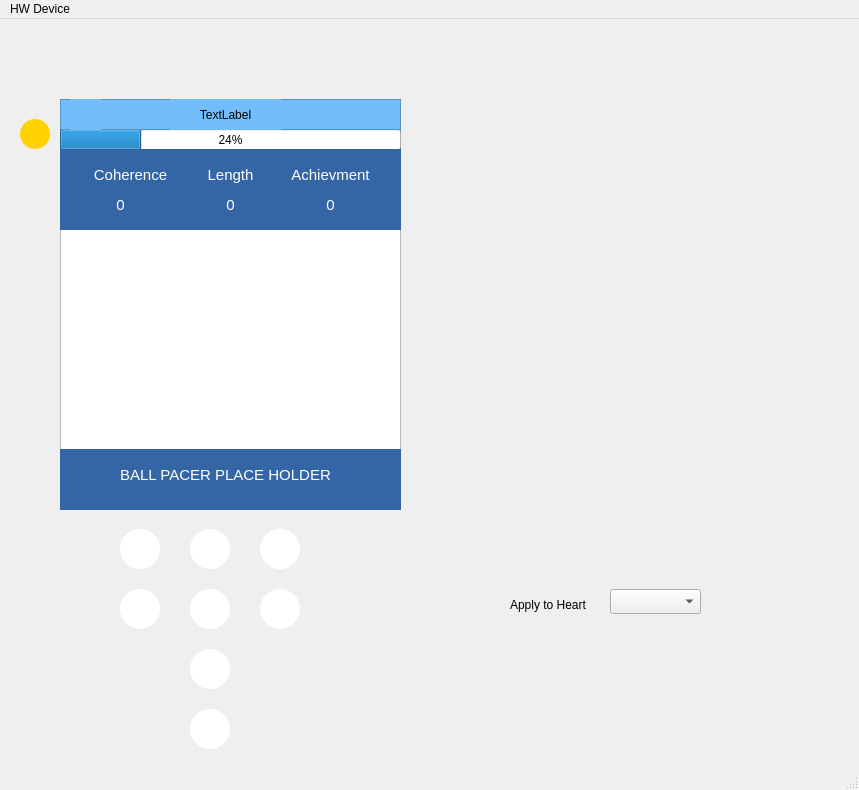
Above: Team13-HeartWave/mainwindow.ui from bradyhoard/Team13-HeartWave before the change. Below: the same form after it.
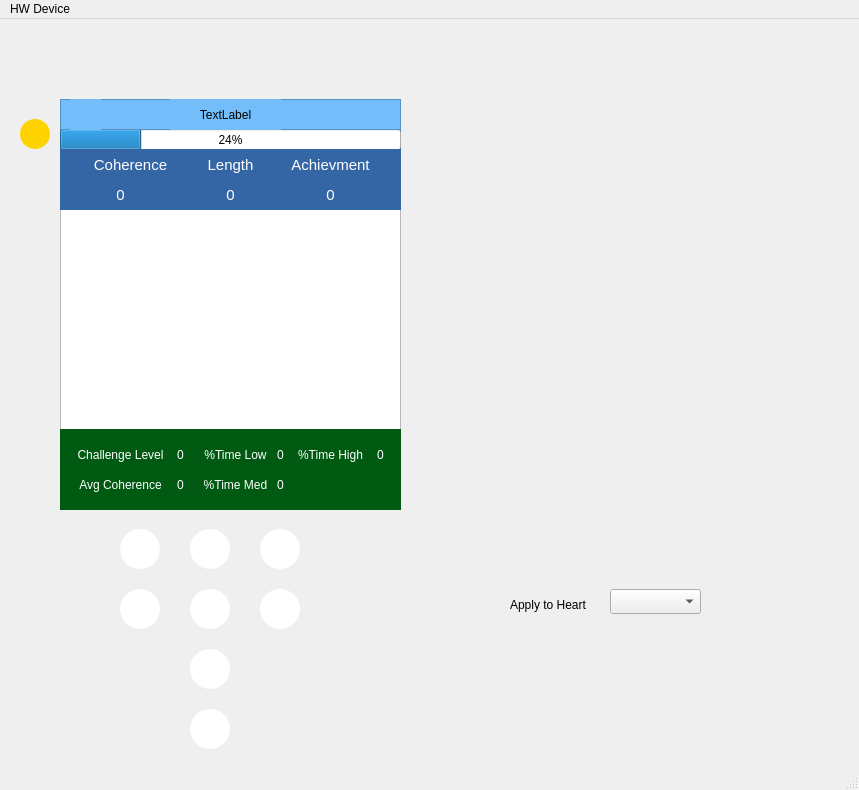
That is the form after the change. Icons and pictures are not drawn. Custom widgets are drawn as their Qt base class.

Commit message: UI summary menu now added and properly shows on session end

The edit to the form file:
```diff
--- a/Team13-HeartWave/mainwindow.ui
+++ b/Team13-HeartWave/mainwindow.ui
@@ -396,7 +396,7 @@
     <property name="geometry">
      <rect>
       <x>60</x>
-      <y>210</y>
+      <y>190</y>
       <width>341</width>
       <height>221</height>
      </rect>
@@ -462,7 +462,7 @@
       <x>60</x>
       <y>130</y>
       <width>341</width>
-      <height>81</height>
+      <height>61</height>
      </rect>
     </property>
     <property name="styleSheet">
@@ -473,7 +473,7 @@
      <property name="geometry">
       <rect>
        <x>20</x>
-       <y>10</y>
+       <y>0</y>
        <width>101</width>
        <height>31</height>
       </rect>
@@ -494,7 +494,7 @@
      <property name="geometry">
       <rect>
        <x>140</x>
-       <y>10</y>
+       <y>0</y>
        <width>61</width>
        <height>31</height>
       </rect>
@@ -515,7 +515,7 @@
      <property name="geometry">
       <rect>
        <x>230</x>
-       <y>10</y>
+       <y>0</y>
        <width>81</width>
        <height>31</height>
       </rect>
@@ -536,7 +536,7 @@
      <property name="geometry">
       <rect>
        <x>30</x>
-       <y>40</y>
+       <y>30</y>
        <width>61</width>
        <height>31</height>
       </rect>
@@ -557,7 +557,7 @@
      <property name="geometry">
       <rect>
        <x>140</x>
-       <y>40</y>
+       <y>30</y>
        <width>61</width>
        <height>31</height>
       </rect>
@@ -578,7 +578,7 @@
      <property name="geometry">
       <rect>
        <x>240</x>
-       <y>40</y>
+       <y>30</y>
        <width>61</width>
        <height>31</height>
       </rect>
@@ -623,9 +623,9 @@
     <property name="geometry">
      <rect>
       <x>60</x>
-      <y>430</y>
+      <y>410</y>
       <width>341</width>
-      <height>61</height>
+      <height>81</height>
      </rect>
     </property>
     <property name="styleSheet">
@@ -654,6 +654,240 @@
      </property>
     </widget>
    </widget>
+   <widget class="QWidget" name="summaryWidget" native="true">
+    <property name="geometry">
+     <rect>
+      <x>60</x>
+      <y>410</y>
+      <width>341</width>
+      <height>81</height>
+     </rect>
+    </property>
+    <property name="styleSheet">
+     <string notr="true">background-color: rgb(0, 90, 18);
+color: rgb(255, 255, 255);</string>
+    </property>
+    <widget class="QLabel" name="label_11">
+     <property name="geometry">
+      <rect>
+       <x>10</x>
+       <y>10</y>
+       <width>101</width>
+       <height>31</height>
+      </rect>
+     </property>
+     <property name="font">
+      <font>
+       <pointsize>9</pointsize>
+      </font>
+     </property>
+     <property name="text">
+      <string>Challenge Level</string>
+     </property>
+     <property name="alignment">
+      <set>Qt::AlignCenter</set>
+     </property>
+    </widget>
+    <widget class="QLabel" name="label_12">
+     <property name="geometry">
+      <rect>
+       <x>10</x>
+       <y>40</y>
+       <width>101</width>
+       <height>31</height>
+      </rect>
+     </property>
+     <property name="font">
+      <font>
+       <pointsize>9</pointsize>
+      </font>
+     </property>
+     <property name="text">
+      <string>Avg Coherence</string>
+     </property>
+     <property name="alignment">
+      <set>Qt::AlignCenter</set>
+     </property>
+    </widget>
+    <widget class="QLabel" name="label_13">
+     <property name="geometry">
+      <rect>
+       <x>140</x>
+       <y>10</y>
+       <width>71</width>
+       <height>31</height>
+      </rect>
+     </property>
+     <property name="font">
+      <font>
+       <pointsize>9</pointsize>
+      </font>
+     </property>
+     <property name="text">
+      <string>%Time Low</string>
+     </property>
+     <property name="alignment">
+      <set>Qt::AlignCenter</set>
+     </property>
+    </widget>
+    <widget class="QLabel" name="avgCoherence_label">
+     <property name="geometry">
+      <rect>
+       <x>90</x>
+       <y>40</y>
+       <width>61</width>
+       <height>31</height>
+      </rect>
+     </property>
+     <property name="font">
+      <font>
+       <pointsize>9</pointsize>
+      </font>
+     </property>
+     <property name="text">
+      <string>0</string>
+     </property>
+     <property name="alignment">
+      <set>Qt::AlignCenter</set>
+     </property>
+    </widget>
+    <widget class="QLabel" name="challengeLvl_label">
+     <property name="geometry">
+      <rect>
+       <x>100</x>
+       <y>10</y>
+       <width>41</width>
+       <height>31</height>
+      </rect>
+     </property>
+     <property name="font">
+      <font>
+       <pointsize>9</pointsize>
+      </font>
+     </property>
+     <property name="text">
+      <string>0</string>
+     </property>
+     <property name="alignment">
+      <set>Qt::AlignCenter</set>
+     </property>
+    </widget>
+    <widget class="QLabel" name="label_14">
+     <property name="geometry">
+      <rect>
+       <x>140</x>
+       <y>40</y>
+       <width>71</width>
+       <height>31</height>
+      </rect>
+     </property>
+     <property name="font">
+      <font>
+       <pointsize>9</pointsize>
+      </font>
+     </property>
+     <property name="text">
+      <string>%Time Med</string>
+     </property>
+     <property name="alignment">
+      <set>Qt::AlignCenter</set>
+     </property>
+    </widget>
+    <widget class="QLabel" name="label_15">
+     <property name="geometry">
+      <rect>
+       <x>230</x>
+       <y>10</y>
+       <width>81</width>
+       <height>31</height>
+      </rect>
+     </property>
+     <property name="font">
+      <font>
+       <pointsize>9</pointsize>
+      </font>
+     </property>
+     <property name="text">
+      <string>%Time High</string>
+     </property>
+     <property name="alignment">
+      <set>Qt::AlignCenter</set>
+     </property>
+    </widget>
+    <widget class="QLabel" name="pTimeLow_label">
+     <property name="geometry">
+      <rect>
+       <x>200</x>
+       <y>10</y>
+       <width>41</width>
+       <height>31</height>
+      </rect>
+     </property>
+     <property name="font">
+      <font>
+       <pointsize>9</pointsize>
+      </font>
+     </property>
+     <property name="text">
+      <string>0</string>
+     </property>
+     <property name="alignment">
+      <set>Qt::AlignCenter</set>
+     </property>
+    </widget>
+    <widget class="QLabel" name="pTimeMed_label">
+     <property name="geometry">
+      <rect>
+       <x>200</x>
+       <y>40</y>
+       <width>41</width>
+       <height>31</height>
+      </rect>
+     </property>
+     <property name="font">
+      <font>
+       <pointsize>9</pointsize>
+      </font>
+     </property>
+     <property name="text">
+      <string>0</string>
+     </property>
+     <property name="alignment">
+      <set>Qt::AlignCenter</set>
+     </property>
+    </widget>
+    <widget class="QLabel" name="pTimeHigh_label">
+     <property name="geometry">
+      <rect>
+       <x>300</x>
+       <y>10</y>
+       <width>41</width>
+       <height>31</height>
+      </rect>
+     </property>
+     <property name="font">
+      <font>
+       <pointsize>9</pointsize>
+      </font>
+     </property>
+     <property name="text">
+      <string>0</string>
+     </property>
+     <property name="alignment">
+      <set>Qt::AlignCenter</set>
+     </property>
+    </widget>
+    <zorder>avgCoherence_label</zorder>
+    <zorder>challengeLvl_label</zorder>
+    <zorder>label_11</zorder>
+    <zorder>label_12</zorder>
+    <zorder>pTimeLow_label</zorder>
+    <zorder>label_13</zorder>
+    <zorder>pTimeMed_label</zorder>
+    <zorder>label_14</zorder>
+    <zorder>pTimeHigh_label</zorder>
+    <zorder>label_15</zorder>
+   </widget>
    <zorder>powerOffView</zorder>
    <zorder>mainList</zorder>
    <zorder>upButton</zorder>
@@ -672,6 +906,7 @@
    <zorder>applyToHeartBox</zorder>
    <zorder>label_4</zorder>
    <zorder>ballPacerPlaceHold</zorder>
+   <zorder>summaryWidget</zorder>
   </widget>
   <widget class="QMenuBar" name="menubar">
    <property name="geometry">
```
The commit also changes 2 other files.
